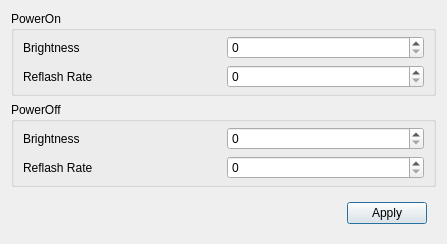
Before: the Qt Designer form powersettingdia.ui in MrBeanCpp/Follower-v2.0, drawn with Qt 5.
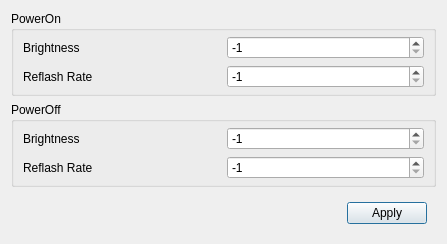
After: the same form once the commit is applied.

Diff of the .ui file:
```diff
--- a/powersettingdia.ui
+++ b/powersettingdia.ui
@@ -65,9 +65,15 @@
            <property name="showGroupSeparator" stdset="0">
             <bool>false</bool>
            </property>
+           <property name="minimum">
+            <number>-1</number>
+           </property>
            <property name="maximum">
             <number>100</number>
            </property>
+           <property name="value">
+            <number>-1</number>
+           </property>
           </widget>
          </item>
         </layout>
@@ -100,9 +106,15 @@
            <property name="showGroupSeparator" stdset="0">
             <bool>false</bool>
            </property>
+           <property name="minimum">
+            <number>-1</number>
+           </property>
            <property name="maximum">
             <number>360</number>
            </property>
+           <property name="value">
+            <number>-1</number>
+           </property>
           </widget>
          </item>
         </layout>
@@ -150,9 +162,15 @@
            <property name="showGroupSeparator" stdset="0">
             <bool>false</bool>
            </property>
+           <property name="minimum">
+            <number>-1</number>
+           </property>
            <property name="maximum">
             <number>100</number>
            </property>
+           <property name="value">
+            <number>-1</number>
+           </property>
           </widget>
          </item>
         </layout>
@@ -185,9 +203,15 @@
            <property name="showGroupSeparator" stdset="0">
             <bool>false</bool>
            </property>
+           <property name="minimum">
+            <number>-1</number>
+           </property>
            <property name="maximum">
             <number>360</number>
            </property>
+           <property name="value">
+            <number>-1</number>
+           </property>
           </widget>
          </item>
         </layout>
```
